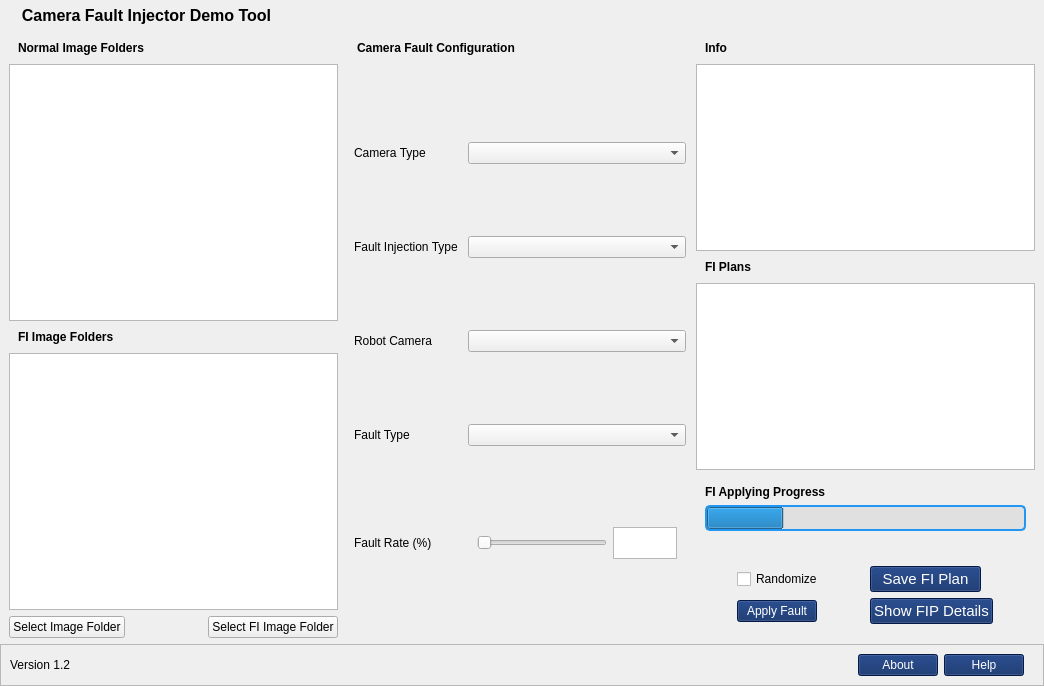
inomuh/camfitool, file interface_v1_2.ui: the form before one commit.
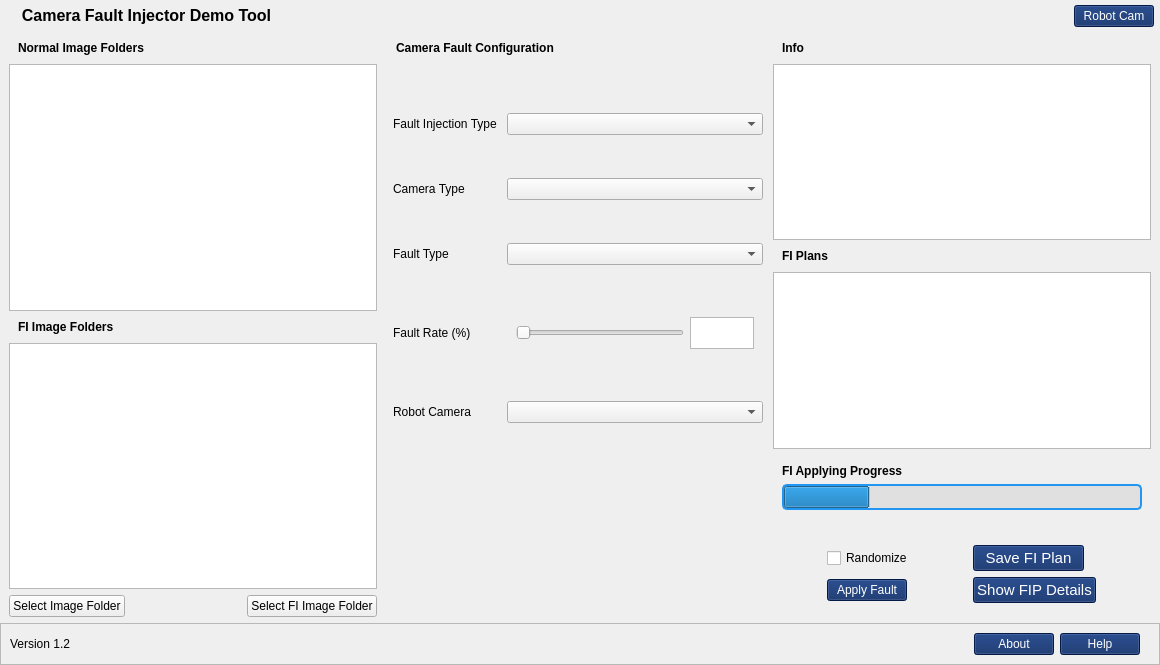
The form after the commit. Icons and pictures are not drawn.

The edit to the form file:
```diff
--- a/interface_v1_2.ui
+++ b/interface_v1_2.ui
@@ -6,8 +6,8 @@
    <rect>
     <x>0</x>
     <y>0</y>
-    <width>1044</width>
-    <height>686</height>
+    <width>1160</width>
+    <height>665</height>
    </rect>
   </property>
   <property name="sizePolicy">
@@ -193,6 +193,17 @@
           <property name="bottomMargin">
            <number>0</number>
           </property>
+          <item>
+           <widget class="QPushButton" name="robot_camera_button">
+            <property name="styleSheet">
+             <string notr="true">background-color: rgb(6, 37, 98);
+color: rgb(255, 255, 255);</string>
+            </property>
+            <property name="text">
+             <string>Robot Cam</string>
+            </property>
+           </widget>
+          </item>
          </layout>
         </widget>
        </item>
@@ -505,13 +516,6 @@
              <property name="spacing">
               <number>0</number>
              </property>
-             <item row="6" column="1">
-              <widget class="QLabel" name="fault_rate_label">
-               <property name="text">
-                <string>Fault Rate (%)</string>
-               </property>
-              </widget>
-             </item>
              <item row="6" column="3">
               <widget class="QFrame" name="fault_rate_frame">
                <property name="sizePolicy">
@@ -556,26 +560,10 @@
                </layout>
               </widget>
              </item>
-             <item row="2" column="3">
-              <widget class="QComboBox" name="camera_type_combobox"/>
-             </item>
-             <item row="5" column="3">
-              <widget class="QComboBox" name="fault_type_combobox"/>
-             </item>
-             <item row="3" column="3">
-              <widget class="QComboBox" name="fi_type_combobox"/>
-             </item>
-             <item row="3" column="1">
-              <widget class="QLabel" name="fi_type_label">
+             <item row="6" column="1">
+              <widget class="QLabel" name="fault_rate_label">
                <property name="text">
-                <string>Fault Injection Type   </string>
-               </property>
-              </widget>
-             </item>
-             <item row="4" column="1">
-              <widget class="QLabel" name="robot_camera_label">
-               <property name="text">
-                <string>Robot Camera</string>
+                <string>Fault Rate (%)</string>
                </property>
               </widget>
              </item>
@@ -586,8 +574,25 @@
                </property>
               </widget>
              </item>
-             <item row="4" column="3">
-              <widget class="QComboBox" name="robot_camera_combobox"/>
+             <item row="8" column="1">
+              <widget class="QLabel" name="ros_cam_topic_label">
+               <property name="enabled">
+                <bool>false</bool>
+               </property>
+               <property name="font">
+                <font>
+                 <pointsize>10</pointsize>
+                 <weight>75</weight>
+                 <bold>true</bold>
+                </font>
+               </property>
+               <property name="text">
+                <string/>
+               </property>
+              </widget>
+             </item>
+             <item row="5" column="3">
+              <widget class="QComboBox" name="fault_type_combobox"/>
              </item>
              <item row="5" column="1">
               <widget class="QLabel" name="fault_type_label">
@@ -596,6 +601,110 @@
                </property>
               </widget>
              </item>
+             <item row="7" column="1">
+              <widget class="QLabel" name="robot_camera_label">
+               <property name="text">
+                <string>Robot Camera</string>
+               </property>
+              </widget>
+             </item>
+             <item row="2" column="3">
+              <widget class="QComboBox" name="camera_type_combobox"/>
+             </item>
+             <item row="7" column="3">
+              <widget class="QComboBox" name="robot_camera_combobox"/>
+             </item>
+             <item row="8" column="3">
+              <widget class="QTextEdit" name="ros_cam_topic_text">
+               <property name="enabled">
+                <bool>false</bool>
+               </property>
+               <property name="sizePolicy">
+                <sizepolicy hsizetype="Preferred" vsizetype="Fixed">
+                 <horstretch>0</horstretch>
+                 <verstretch>0</verstretch>
+                </sizepolicy>
+               </property>
+               <property name="maximumSize">
+                <size>
+                 <width>16777215</width>
+                 <height>32</height>
+                </size>
+               </property>
+               <property name="frameShape">
+                <enum>QFrame::NoFrame</enum>
+               </property>
+               <property name="frameShadow">
+                <enum>QFrame::Sunken</enum>
+               </property>
+               <property name="html">
+                <string>&lt;!DOCTYPE HTML PUBLIC &quot;-//W3C//DTD HTML 4.0//EN&quot; &quot;http://www.w3.org/TR/REC-html40/strict.dtd&quot;&gt;
+&lt;html&gt;&lt;head&gt;&lt;meta name=&quot;qrichtext&quot; content=&quot;1&quot; /&gt;&lt;style type=&quot;text/css&quot;&gt;
+p, li { white-space: pre-wrap; }
+&lt;/style&gt;&lt;/head&gt;&lt;body style=&quot; font-family:'Ubuntu'; font-size:11pt; font-weight:400; font-style:normal;&quot;&gt;
+&lt;p style=&quot;-qt-paragraph-type:empty; margin-top:0px; margin-bottom:0px; margin-left:0px; margin-right:0px; -qt-block-indent:0; text-indent:0px;&quot;&gt;&lt;br /&gt;&lt;/p&gt;&lt;/body&gt;&lt;/html&gt;</string>
+               </property>
+              </widget>
+             </item>
+             <item row="9" column="1">
+              <widget class="QLabel" name="ros_cam_fi_freq_label">
+               <property name="enabled">
+                <bool>false</bool>
+               </property>
+               <property name="font">
+                <font>
+                 <pointsize>10</pointsize>
+                 <weight>75</weight>
+                 <bold>true</bold>
+                </font>
+               </property>
+               <property name="text">
+                <string/>
+               </property>
+              </widget>
+             </item>
+             <item row="9" column="3">
+              <widget class="QTextEdit" name="ros_cam_fi_freq_text">
+               <property name="enabled">
+                <bool>false</bool>
+               </property>
+               <property name="sizePolicy">
+                <sizepolicy hsizetype="Preferred" vsizetype="Fixed">
+                 <horstretch>0</horstretch>
+                 <verstretch>0</verstretch>
+                </sizepolicy>
+               </property>
+               <property name="maximumSize">
+                <size>
+                 <width>16777215</width>
+                 <height>32</height>
+                </size>
+               </property>
+               <property name="frameShape">
+                <enum>QFrame::NoFrame</enum>
+               </property>
+               <property name="readOnly">
+                <bool>true</bool>
+               </property>
+               <property name="html">
+                <string>&lt;!DOCTYPE HTML PUBLIC &quot;-//W3C//DTD HTML 4.0//EN&quot; &quot;http://www.w3.org/TR/REC-html40/strict.dtd&quot;&gt;
+&lt;html&gt;&lt;head&gt;&lt;meta name=&quot;qrichtext&quot; content=&quot;1&quot; /&gt;&lt;style type=&quot;text/css&quot;&gt;
+p, li { white-space: pre-wrap; }
+&lt;/style&gt;&lt;/head&gt;&lt;body style=&quot; font-family:'Ubuntu'; font-size:11pt; font-weight:400; font-style:normal;&quot;&gt;
+&lt;p style=&quot;-qt-paragraph-type:empty; margin-top:0px; margin-bottom:0px; margin-left:0px; margin-right:0px; -qt-block-indent:0; text-indent:0px;&quot;&gt;&lt;br /&gt;&lt;/p&gt;&lt;/body&gt;&lt;/html&gt;</string>
+               </property>
+              </widget>
+             </item>
+             <item row="0" column="1">
+              <widget class="QLabel" name="fi_type_label">
+               <property name="text">
+                <string>Fault Injection Type   </string>
+               </property>
+              </widget>
+             </item>
+             <item row="0" column="3">
+              <widget class="QComboBox" name="fi_type_combobox"/>
+             </item>
             </layout>
            </widget>
           </item>
```
Left out of the diff: 4 changed lines with no effect on the pictures.
